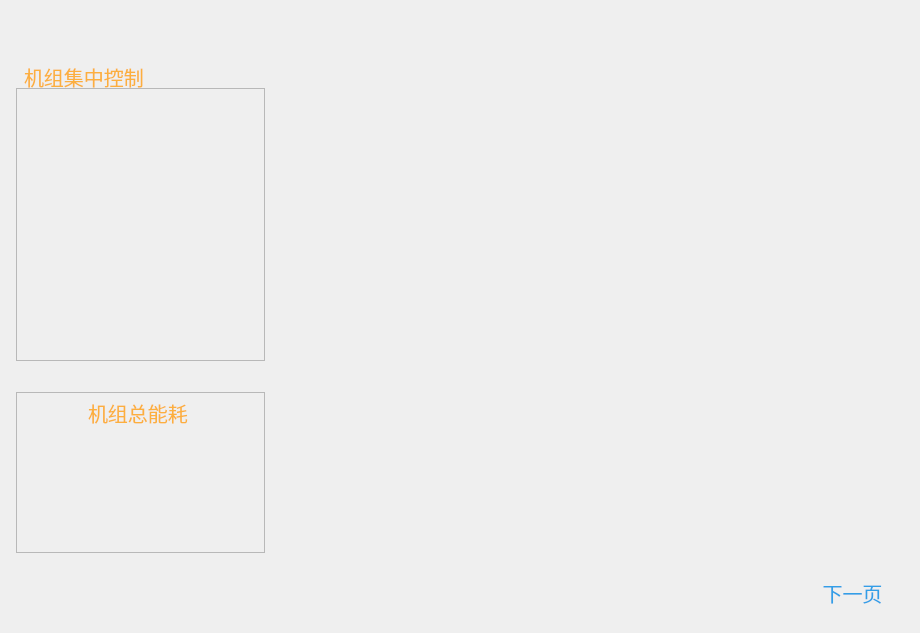
The window that Window/Page/modularchillerpage.ui (caosq/ChickenFarm) describes before a commit, drawn with Qt 5.
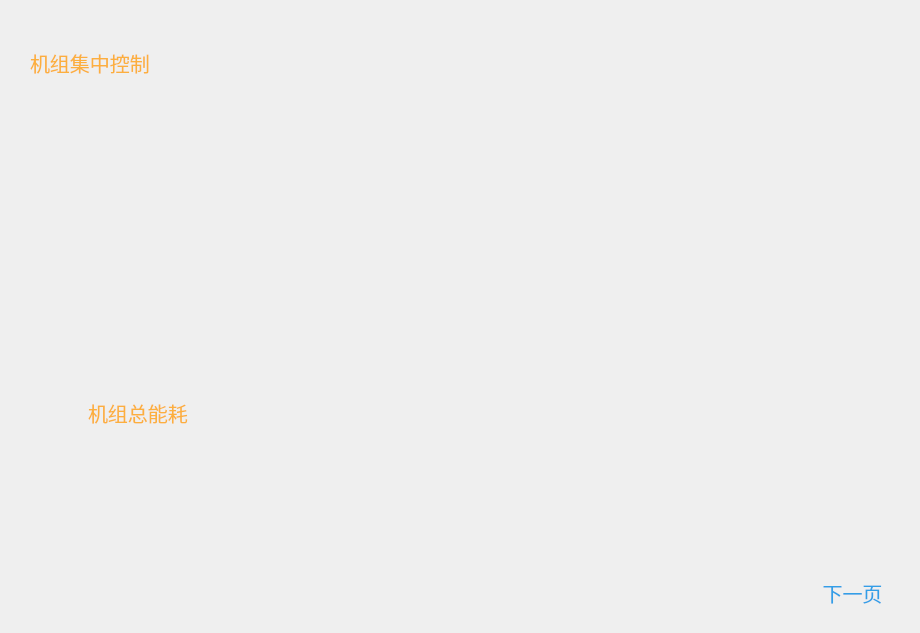
The same window after the commit. Icons and pictures are not drawn.

Patch:
```diff
--- a/Window/Page/modularchillerpage.ui
+++ b/Window/Page/modularchillerpage.ui
@@ -13,22 +13,28 @@
   <property name="windowTitle">
    <string>Form</string>
   </property>
+  <property name="styleSheet">
+   <string notr="true">border-style:none;</string>
+  </property>
   <widget class="QStackedWidget" name="modularChillerStackedWidget">
    <property name="geometry">
     <rect>
-     <x>272</x>
-     <y>24</y>
-     <width>617</width>
+     <x>296</x>
+     <y>20</y>
+     <width>611</width>
      <height>545</height>
     </rect>
    </property>
+   <property name="styleSheet">
+    <string notr="true"/>
+   </property>
   </widget>
   <widget class="QFrame" name="frame_1">
    <property name="geometry">
     <rect>
      <x>16</x>
      <y>392</y>
-     <width>249</width>
+     <width>281</width>
      <height>161</height>
     </rect>
    </property>
@@ -183,26 +189,6 @@
     </property>
    </widget>
   </widget>
-  <widget class="QFrame" name="frame">
-   <property name="geometry">
-    <rect>
-     <x>16</x>
-     <y>88</y>
-     <width>249</width>
-     <height>273</height>
-    </rect>
-   </property>
-   <property name="styleSheet">
-    <string notr="true">#frame{
-border-image: url(:/UI/Widget/System_Chiller_1.png);}</string>
-   </property>
-   <property name="frameShape">
-    <enum>QFrame::StyledPanel</enum>
-   </property>
-   <property name="frameShadow">
-    <enum>QFrame::Raised</enum>
-   </property>
-  </widget>
   <widget class="QPushButton" name="pushButton">
    <property name="geometry">
     <rect>
@@ -427,8 +413,8 @@
   <widget class="QLabel" name="label">
    <property name="geometry">
     <rect>
-     <x>24</x>
-     <y>64</y>
+     <x>30</x>
+     <y>50</y>
      <width>153</width>
      <height>25</height>
     </rect>
@@ -564,6 +550,27 @@
     <string>机组集中控制</string>
    </property>
   </widget>
+  <widget class="QFrame" name="frame">
+   <property name="geometry">
+    <rect>
+     <x>20</x>
+     <y>80</y>
+     <width>281</width>
+     <height>291</height>
+    </rect>
+   </property>
+   <property name="styleSheet">
+    <string notr="true">#frame{
+background:transparent;
+border-image: url(:/UI/Widget/System_Air_2.png);}</string>
+   </property>
+   <property name="frameShape">
+    <enum>QFrame::StyledPanel</enum>
+   </property>
+   <property name="frameShadow">
+    <enum>QFrame::Raised</enum>
+   </property>
+  </widget>
  </widget>
  <resources/>
  <connections/>
```
